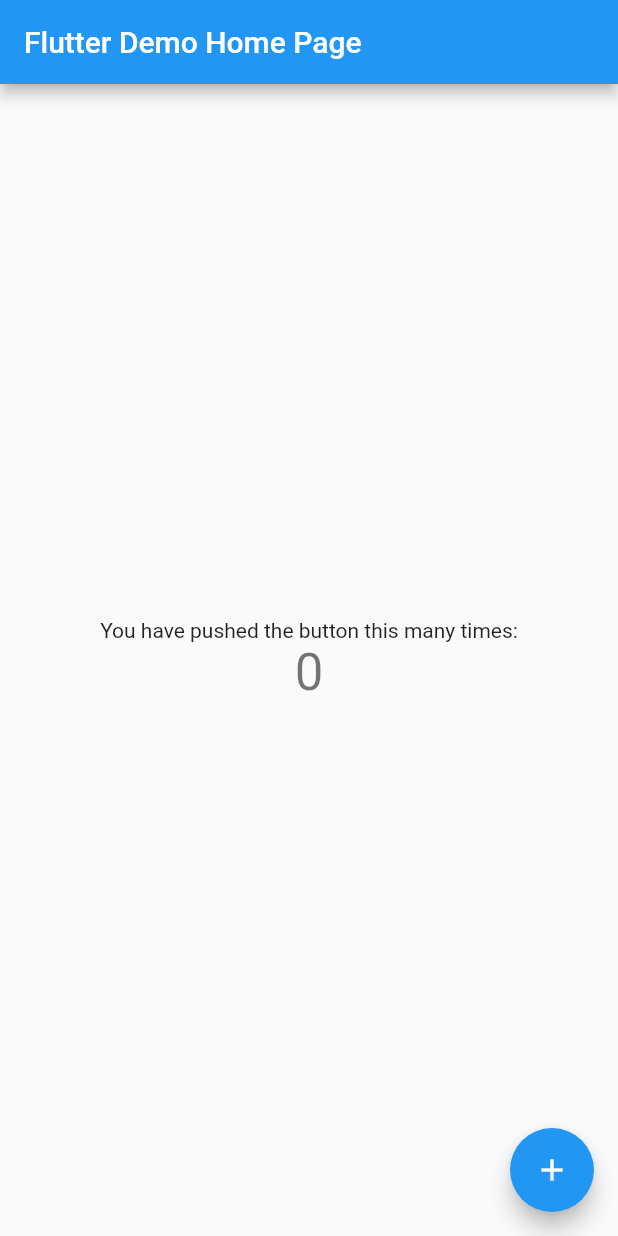
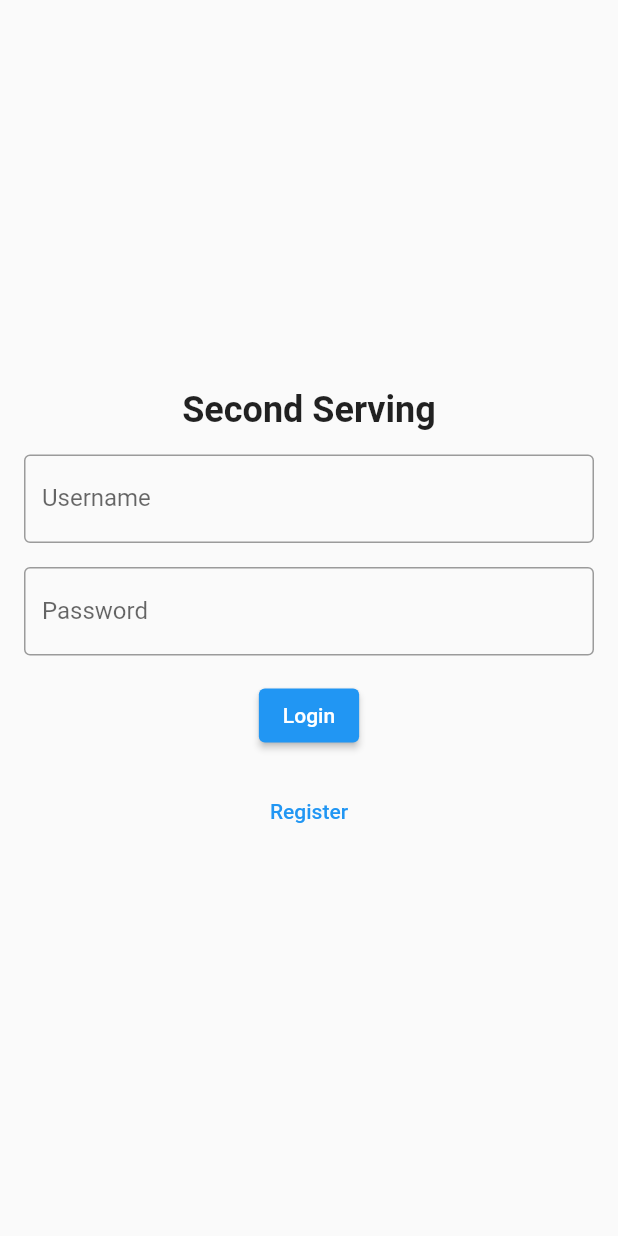
Before and after one commit to khaledd20/SecondServing, a Flutter app: the screen it shows after launch, on a phone screen of 412 x 824 dp. Run offline on Flutter 3.47's test engine with Material 2 defaults, Android fonts, the phone set to English and light mode, and no system bars; our stand-ins replace cloud_firestore, firebase_auth, firebase_core; missing offline and left inert: dart:ffi; accounts and stored records are empty.

Commit message:
User authentication and registration

```diff
--- /dev/null
+++ b/firestore.indexes.json
@@ -0,0 +1,4 @@
+{
+  "indexes": [],
+  "fieldOverrides": []
+}
--- a/lib/main.dart
+++ b/lib/main.dart
@@ -1,115 +1,114 @@
+//main.dart
+
+import 'package:firebase_auth/firebase_auth.dart';
+import 'package:firebase_core/firebase_core.dart';
 import 'package:flutter/material.dart';
+import 'profile_screen.dart';
+import 'register_screen.dart';
+import 'services/firebase_auth_service.dart';
 
-void main() {
-  runApp(const MyApp());
+void main() async {
+  WidgetsFlutterBinding.ensureInitialized();
+  await Firebase.initializeApp(
+    options: FirebaseOptions(
+        apiKey: "AIzaSyCHY9o8tJyXwlRwRWciDTDuP0vMktvsD1M",
+        appId: "1:566371582218:web:d583fb46a9874aeb967af3",
+        messagingSenderId: "566371582218",
+        projectId: "secondserving-ef1f1"),
+  );
+  runApp(
+    MaterialApp(
+      debugShowCheckedModeBanner: false,
+      home: LoginScreen(),
+    ),
+  );
 }
 
-class MyApp extends StatelessWidget {
-  const MyApp({super.key});
+class LoginScreen extends StatelessWidget {
+  final TextEditingController _usernameController = TextEditingController();
+  final TextEditingController _passwordController = TextEditingController();
+  final firebaseAuth = FirebaseAuthService();
+  void _login(BuildContext context) async {
+    String username = _usernameController.text;
+    String password = _passwordController.text;
 
-  // This widget is the root of your application.
-  @override
-  Widget build(BuildContext context) {
-    return MaterialApp(
-      title: 'Flutter Demo',
-      theme: ThemeData(
-        // This is the theme of your application.
-        //
-        // Try running your application with "flutter run". You'll see the
-        // application has a blue toolbar. Then, without quitting the app, try
-        // changing the primarySwatch below to Colors.green and then invoke
-        // "hot reload" (press "r" in the console where you ran "flutter run",
-        // or simply save your changes to "hot reload" in a Flutter IDE).
-        // Notice that the counter didn't reset back to zero; the application
-        // is not restarted.
-        primarySwatch: Colors.blue,
-      ),
-      home: const MyHomePage(title: 'Flutter Demo Home Page'),
+    // TODO: Add login functionality
+    // You can add your login logic here
+    // For example, you can validate the username and password
+    // against a stored list of credentials or an API.
+    firebaseAuth.signInWithEmailAndPassword(username, password).then((value) {
+      final snackBar = SnackBar(content: Text(value.toString()));
+      ScaffoldMessenger.of(context).showSnackBar(snackBar);
+    });
+    // Assuming login is successful, navigate to the profile screen
+    FirebaseAuth.instance.authStateChanges().listen((User? user) {
+      if (user == null) {
+        print('User is currently signed out!');
+      } else {
+        print('User is signed in!');
+        Navigator.push(
+          context,
+          MaterialPageRoute(
+            builder: (context) => ProfileScreen(
+              user: username,
+              email: 'example@example.com', // Replace with the user's email
+            ),
+          ),
+        );
+      }
+    });
+  }
+
+  void _navigateToRegisterScreen(BuildContext context) {
+    // Navigate to the RegisterScreen
+    Navigator.push(
+      context,
+      MaterialPageRoute(builder: (context) => RegisterScreen()),
     );
-  }
-}
-
-class MyHomePage extends StatefulWidget {
-  const MyHomePage({super.key, required this.title});
-
-  // This widget is the home page of your application. It is stateful, meaning
-  // that it has a State object (defined below) that contains fields that affect
-  // how it looks.
-
-  // This class is the configuration for the state. It holds the values (in this
-  // case the title) provided by the parent (in this case the App widget) and
-  // used by the build method of the State. Fields in a Widget subclass are
-  // always marked "final".
-
-  final String title;
-
-  @override
-  State<MyHomePage> createState() => _MyHomePageState();
-}
-
-class _MyHomePageState extends State<MyHomePage> {
-  int _counter = 0;
-
-  void _incrementCounter() {
-    setState(() {
-      // This call to setState tells the Flutter framework that something has
-      // changed in this State, which causes it to rerun the build method below
-      // so that the display can reflect the updated values. If we changed
-      // _counter without calling setState(), then the build method would not be
-      // called again, and so nothing would appear to happen.
-      _counter++;
-    });
   }
 
   @override
   Widget build(BuildContext context) {
-    // This method is rerun every time setState is called, for instance as done
-    // by the _incrementCounter method above.
-    //
-    // The Flutter framework has been optimized to make rerunning build methods
-    // fast, so that you can just rebuild anything that needs updating rather
-    // than having to individually change instances of widgets.
     return Scaffold(
-      appBar: AppBar(
-        // Here we take the value from the MyHomePage object that was created by
-        // the App.build method, and use it to set our appbar title.
-        title: Text(widget.title),
-      ),
-      body: Center(
-        // Center is a layout widget. It takes a single child and positions it
-        // in the middle of the parent.
+      body: Padding(
+        padding: const EdgeInsets.all(16.0),
         child: Column(
-          // Column is also a layout widget. It takes a list of children and
-          // arranges them vertically. By default, it sizes itself to fit its
-          // children horizontally, and tries to be as tall as its parent.
-          //
-          // Invoke "debug painting" (press "p" in the console, choose the
-          // "Toggle Debug Paint" action from the Flutter Inspector in Android
-          // Studio, or the "Toggle Debug Paint" command in Visual Studio Code)
-          // to see the wireframe for each widget.
-          //
-          // Column has various properties to control how it sizes itself and
-          // how it positions its children. Here we use mainAxisAlignment to
-          // center the children vertically; the main axis here is the vertical
-          // axis because Columns are vertical (the cross axis would be
-          // horizontal).
           mainAxisAlignment: MainAxisAlignment.center,
-          children: <Widget>[
-            const Text(
-              'You have pushed the button this many times:',
+          children: [
+            Text(
+              'Second Serving',
+              style: TextStyle(fontSize: 24, fontWeight: FontWeight.bold),
             ),
-            Text(
-              '$_counter',
-              style: Theme.of(context).textTheme.headlineMedium,
+            const SizedBox(height: 16.0),
+            TextField(
+              controller: _usernameController,
+              decoration: InputDecoration(
+                labelText: 'Username',
+                border: OutlineInputBorder(),
+              ),
+            ),
+            const SizedBox(height: 16.0),
+            TextField(
+              controller: _passwordController,
+              obscureText: true,
+              decoration: InputDecoration(
+                labelText: 'Password',
+                border: OutlineInputBorder(),
+              ),
+            ),
+            const SizedBox(height: 16.0),
+            ElevatedButton(
+              onPressed: () => _login(context),
+              child: Text('Login'),
+            ),
+            const SizedBox(height: 16.0),
+            TextButton(
+              onPressed: () => _navigateToRegisterScreen(context),
+              child: Text('Register'),
             ),
           ],
         ),
       ),
-      floatingActionButton: FloatingActionButton(
-        onPressed: _incrementCounter,
-        tooltip: 'Increment',
-        child: const Icon(Icons.add),
-      ), // This trailing comma makes auto-formatting nicer for build methods.
     );
   }
 }
--- /dev/null
+++ b/lib/services/firebase_auth_service.dart
@@ -0,0 +1,53 @@
+import 'dart:ffi';
+
+import 'package:firebase_auth/firebase_auth.dart';
+
+class FirebaseAuthService {
+  final FirebaseAuth _firebaseAuth = FirebaseAuth.instance;
+  // Sign in with email and password
+  Future<String?> signInWithEmailAndPassword(
+      String email, String password) async {
+    try {
+      final UserCredential userCredential =
+          await _firebaseAuth.signInWithEmailAndPassword(
+        email: email,
+        password: password,
+      );
+      return 'Logged in successfully!';
+    } on FirebaseAuthException catch (e) {
+      // Handle authentication exceptions
+      if (e.code == 'user-not-found') {
+        return 'No user found for that email.';
+      } else if (e.code == 'wrong-password') {
+        return 'Incorrect email or password.';
+      } else {
+        return 'Too many login attempts. Please try again later.';
+      }
+    }
+  }
+
+  // Register with email and password
+  Future<String?> registerWithEmailAndPassword(
+      String email, String password) async {
+    try {
+      final UserCredential userCredential =
+          await _firebaseAuth.createUserWithEmailAndPassword(
+        email: email,
+        password: password,
+      );
+      return userCredential.user!.uid;
+    } on FirebaseAuthException catch (e) {
+      if (e.code == 'weak-password') {
+        print('The password provided is too weak.');
+      } else if (e.code == 'email-already-in-use') {
+        print('The account already exists for that email.');
+      }
+      return e.message;
+    }
+  }
+
+  // Sign out
+  Future<void> signOut() async {
+    await _firebaseAuth.signOut();
+  }
+}
--- a/pubspec.yaml
+++ b/pubspec.yaml
@@ -35,6 +35,9 @@ dependencies:
   # The following adds the Cupertino Icons font to your application.
   # Use with the CupertinoIcons class for iOS style icons.
   cupertino_icons: ^1.0.2
+  firebase_auth: ^4.4.2
+  firebase_core: ^2.10.0
+  cloud_firestore: ^4.5.3
 
 dev_dependencies:
   flutter_test:
```
Also changed, not shown: database.rules.json (added, +7 -0 lines), lib/profile_screen.dart (added, +56 -0 lines), lib/register_screen.dart (added, +75 -0 lines), lib/firebase_options.dart (added), pubspec.lock, 15 other files.
